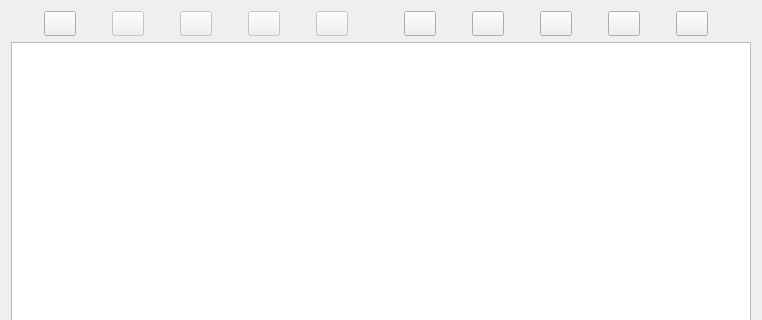
Before: the Qt Designer form gui/daq/dialog_spectra_templates.ui in usnistgov/qpx-gamma, drawn with Qt 5; both pictures show x 0 to 762 and y 0 to 320 of the 762 by 506 pixel window.
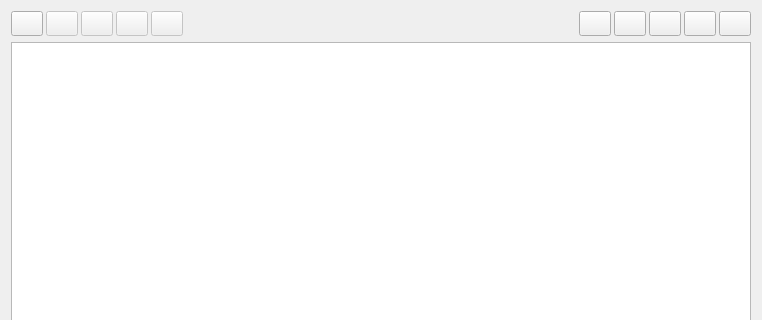
After: the same form once the commit is applied. Icons and pictures are not drawn.

The edit to the form file:
```diff
--- a/gui/daq/dialog_spectra_templates.ui
+++ b/gui/daq/dialog_spectra_templates.ui
@@ -232,20 +232,11 @@
       </widget>
      </item>
      <item>
-      <spacer name="horizontalSpacer_2">
-       <property name="orientation">
-        <enum>Qt::Horizontal</enum>
+      <widget class="QLabel" name="label">
+       <property name="text">
+        <string/>
        </property>
-       <property name="sizeType">
-        <enum>QSizePolicy::Preferred</enum>
-       </property>
-       <property name="sizeHint" stdset="0">
-        <size>
-         <width>20</width>
-         <height>20</height>
-        </size>
-       </property>
-      </spacer>
+      </widget>
      </item>
      <item>
       <widget class="QPushButton" name="pushClear">
```
